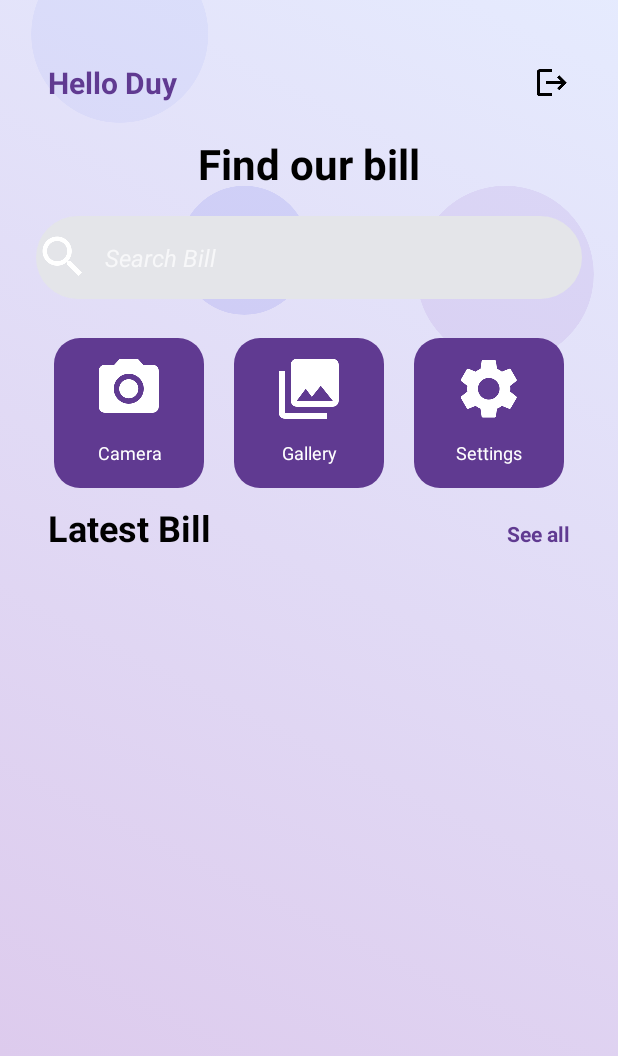
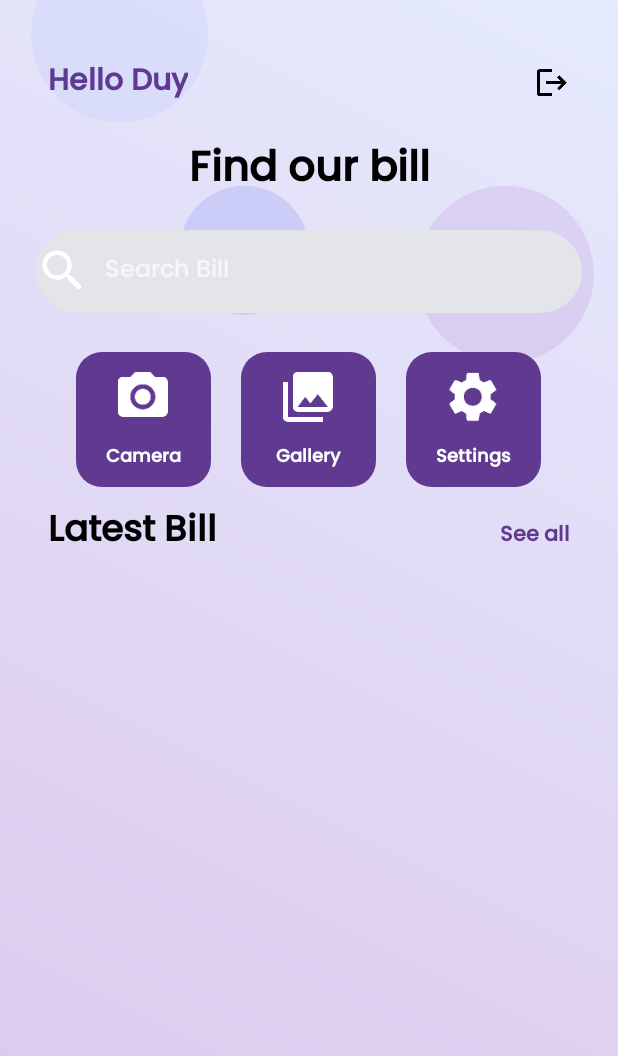
Before and after one commit to DuyNguyen2509/BillProcessingApp, an Android app: the screen it shows after launch (MainActivity), on a phone screen of 412 x 824 dp. Shown: the top 1056 px of the screen. Run offline under Robolectric (Android 15) with nearby library versions, the phone set to English and light mode, and no system bars.

Commit message:
update font

```diff
--- a/Mobile/app/src/main/res/layout/activity_login.xml
+++ b/Mobile/app/src/main/res/layout/activity_login.xml
@@ -39,13 +39,14 @@
                 android:id="@+id/textView2"
                 android:layout_width="match_parent"
                 android:layout_height="wrap_content"
+                android:layout_marginStart="32dp"
+                android:layout_marginTop="100dp"
+                android:layout_marginBottom="100dp"
+                android:fontFamily="@font/poppins_medium"
                 android:text="Welcome Back!"
                 android:textColor="#603a91"
                 android:textSize="40sp"
-                android:textStyle="bold"
-                android:layout_marginStart="32dp"
-                android:layout_marginTop="100dp"
-                android:layout_marginBottom="100dp"/>
+                android:textStyle="bold" />
 
             <EditText
                 android:id="@+id/edt_email"
@@ -54,14 +55,17 @@
                 android:layout_marginStart="32dp"
                 android:layout_marginTop="32dp"
                 android:layout_marginEnd="32dp"
-                android:padding="8dp"
                 android:background="@drawable/edittext_background"
                 android:drawableStart="@drawable/email"
                 android:drawablePadding="16dp"
-                android:textColorHint="#603a91"
                 android:ems="10"
+                android:fontFamily="@font/poppins_medium"
+                android:textStyle="bold"
+                android:hint="Email"
                 android:inputType="textPersonName"
-                android:hint="Email" />
+                android:padding="8dp"
+                android:textColorHint="#603a91" />
+
             <EditText
                 android:id="@+id/edt_password"
                 android:layout_width="match_parent"
@@ -69,14 +73,16 @@
                 android:layout_marginStart="32dp"
                 android:layout_marginTop="32dp"
                 android:layout_marginEnd="32dp"
-                android:padding="8dp"
                 android:background="@drawable/edittext_background"
                 android:drawableStart="@drawable/password"
                 android:drawablePadding="16dp"
-                android:textColorHint="#603a91"
                 android:ems="10"
+                android:fontFamily="@font/poppins_medium"
+                android:textStyle="bold"
+                android:hint="Password"
                 android:inputType="textPassword"
-                android:hint="Password" />
+                android:padding="8dp"
+                android:textColorHint="#603a91" />
 
             <ImageView
                 android:id="@+id/btn_login"
--- a/Mobile/app/src/main/res/layout/activity_main.xml
+++ b/Mobile/app/src/main/res/layout/activity_main.xml
@@ -8,16 +8,6 @@
     tools:context=".controller.MainActivity">
 
     <ImageView
-        android:id="@+id/imageView5"
-        android:layout_width="wrap_content"
-        android:layout_height="wrap_content"
-        app:layout_constraintEnd_toEndOf="parent"
-        app:layout_constraintStart_toStartOf="parent"
-        app:layout_constraintTop_toTopOf="parent"
-        android:paddingTop="0dp"
-        app:srcCompat="@drawable/top_background" />
-
-    <ImageView
         android:id="@+id/imageView3"
         android:layout_width="0dp"
         android:layout_height="0dp"
@@ -26,6 +16,16 @@
         app:layout_constraintStart_toStartOf="parent"
         app:layout_constraintTop_toTopOf="parent"
         app:srcCompat="@drawable/background" />
+
+    <ImageView
+        android:id="@+id/imageView5"
+        android:layout_width="wrap_content"
+        android:layout_height="wrap_content"
+        android:paddingTop="0dp"
+        app:layout_constraintEnd_toEndOf="parent"
+        app:layout_constraintStart_toStartOf="parent"
+        app:layout_constraintTop_toTopOf="parent"
+        app:srcCompat="@drawable/top_background" />
 
     <LinearLayout
         android:id="@+id/linearLayout2"
@@ -50,7 +50,7 @@
                 android:layout_marginEnd="32dp">
 
                 <ImageView
-                    android:id="@+id/imageView4"
+                    android:id="@+id/btn_log_out"
                     android:layout_width="wrap_content"
                     android:layout_height="wrap_content"
                     app:layout_constraintBottom_toBottomOf="parent"
@@ -62,6 +62,7 @@
                     android:id="@+id/textView"
                     android:layout_width="wrap_content"
                     android:layout_height="wrap_content"
+                    android:fontFamily="@font/poppins_medium"
                     android:text="Hello "
                     android:textColor="#603a91"
                     android:textSize="20sp"
@@ -74,10 +75,11 @@
                     android:id="@+id/user_name"
                     android:layout_width="wrap_content"
                     android:layout_height="wrap_content"
+                    android:fontFamily="@font/poppins_medium"
                     android:text="Duy"
                     android:textColor="#603a91"
+                    android:textStyle="bold"
                     android:textSize="20sp"
-                    android:textStyle="bold"
                     app:layout_constraintBottom_toBottomOf="parent"
                     app:layout_constraintStart_toEndOf="@+id/textView"
                     app:layout_constraintTop_toTopOf="parent"
@@ -88,6 +90,7 @@
                 android:id="@+id/textView3"
                 android:layout_width="match_parent"
                 android:layout_height="wrap_content"
+                android:fontFamily="@font/poppins_medium"
                 android:text="Find our bill"
                 android:textAlignment="center"
                 android:textColor="#000000"
@@ -106,11 +109,11 @@
                 android:drawableStart="@drawable/baseline_search_white_36"
                 android:drawablePadding="10dp"
                 android:ems="10"
+                android:fontFamily="@font/poppins_medium"
                 android:hint="Search Bill"
                 android:inputType="textPersonName"
                 android:textAlignment="viewStart"
-                android:textSize="16sp"
-                android:textStyle="italic" />
+                android:textSize="16sp" />
 
             <LinearLayout
                 android:layout_width="match_parent"
@@ -119,16 +122,18 @@
                 android:orientation="horizontal">
 
                 <LinearLayout
-                    android:layout_width="100dp"
-                    android:layout_height="100dp"
+                    android:id="@+id/btn_camera"
+                    android:layout_width="90dp"
+                    android:layout_height="90dp"
                     android:layout_margin="10dp"
                     android:background="@drawable/top_button_background"
                     android:orientation="vertical">
 
                     <ImageView
                         android:id="@+id/img_camera"
-                        android:layout_width="match_parent"
-                        android:layout_height="wrap_content"
+                        android:layout_width="40dp"
+                        android:layout_height="40dp"
+                        android:layout_gravity="center"
                         android:layout_margin="10dp"
                         app:srcCompat="@drawable/baseline_photo_camera_white_48" />
 
@@ -137,23 +142,27 @@
                         android:layout_width="match_parent"
                         android:layout_height="wrap_content"
                         android:layout_marginBottom="8dp"
+                        android:fontFamily="@font/poppins_medium"
                         android:text="Camera"
                         android:textAlignment="center"
                         android:textColor="#ffffff"
-                        android:textSize="12sp" />
+                        android:textSize="12sp"
+                        android:textStyle="bold" />
                 </LinearLayout>
 
                 <LinearLayout
-                    android:layout_width="100dp"
-                    android:layout_height="100dp"
+                    android:id="@+id/btn_gallery"
+                    android:layout_width="90dp"
+                    android:layout_height="90dp"
                     android:layout_margin="10dp"
                     android:background="@drawable/top_button_background"
                     android:orientation="vertical">
 
                     <ImageView
                         android:id="@+id/img_gallery"
-                        android:layout_width="match_parent"
-                        android:layout_height="wrap_content"
+                        android:layout_width="40dp"
+                        android:layout_height="40dp"
+                        android:layout_gravity="center"
                         android:layout_margin="10dp"
                         app:srcCompat="@drawable/baseline_collections_white_48" />
 
@@ -162,24 +171,28 @@
                         android:layout_width="match_parent"
                         android:layout_height="wrap_content"
                         android:layout_marginBottom="8dp"
+                        android:fontFamily="@font/poppins_medium"
                         android:text="Gallery"
                         android:textAlignment="center"
                         android:textColor="#ffffff"
-                        android:textSize="12sp" />
+                        android:textSize="12sp"
+                        android:textStyle="bold" />
                 </LinearLayout>
 
 
                 <LinearLayout
-                    android:layout_width="100dp"
-                    android:layout_height="100dp"
+                    android:id="@+id/btn_setting"
+                    android:layout_width="90dp"
+                    android:layout_height="90dp"
                     android:layout_margin="10dp"
                     android:background="@drawable/top_button_background"
                     android:orientation="vertical">
 
                     <ImageView
                         android:id="@+id/img_setting"
-                        android:layout_width="match_parent"
-                        android:layout_height="wrap_content"
+                        android:layout_width="40dp"
+                        android:layout_height="40dp"
+                        android:layout_gravity="center"
                         android:layout_margin="10dp"
                         app:srcCompat="@drawable/baseline_settings_white_48" />
 
@@ -188,10 +201,12 @@
                         android:layout_width="match_parent"
                         android:layout_height="wrap_content"
                         android:layout_marginBottom="8dp"
+                        android:fontFamily="@font/poppins_medium"
                         android:text="Settings"
                         android:textAlignment="center"
                         android:textColor="#ffffff"
-                        android:textSize="12sp" />
+                        android:textSize="12sp"
+                        android:textStyle="bold" />
                 </LinearLayout>
             </LinearLayout>
 
@@ -207,16 +222,18 @@
                     android:layout_width="wrap_content"
                     android:layout_height="wrap_content"
                     android:layout_weight="1"
+                    android:fontFamily="@font/poppins_medium"
                     android:text="Latest Bill"
                     android:textColor="#000000"
                     android:textSize="24sp"
                     android:textStyle="bold" />
 
                 <TextView
-                    android:id="@+id/textView4"
+                    android:id="@+id/btn_see_all"
                     android:layout_width="wrap_content"
                     android:layout_height="wrap_content"
                     android:layout_weight="1"
+                    android:fontFamily="@font/poppins_medium"
                     android:text="See all"
                     android:textAlignment="viewEnd"
                     android:textColor="#603a91"
@@ -224,6 +241,7 @@
             </LinearLayout>
 
             <androidx.recyclerview.widget.RecyclerView
+                android:id="@+id/list_bill"
                 android:layout_width="match_parent"
                 android:layout_height="wrap_content"
                 android:layout_marginStart="32dp"
--- a/Mobile/app/src/main/res/layout/item_bill.xml
+++ b/Mobile/app/src/main/res/layout/item_bill.xml
@@ -16,6 +16,7 @@
             android:layout_width="wrap_content"
             android:layout_height="wrap_content"
             android:layout_marginStart="8dp"
+            android:fontFamily="@font/poppins_medium"
             android:text="Bill ID 10239103912301"
             android:textColor="#26273a"
             android:textSize="20sp"
@@ -40,10 +41,11 @@
                 android:layout_width="wrap_content"
                 android:layout_height="wrap_content"
                 android:layout_weight="1"
+                android:fontFamily="@font/poppins_medium"
                 android:text="25/09/2001 00:00:00"
                 android:textColor="#26273a"
                 android:textSize="15sp"
-                android:textStyle="bold" />
+                android:textStyle="italic" />
         </LinearLayout>
     </LinearLayout>
 </RelativeLayout>
```
Also changed, not shown: Mobile/app/src/main/res/font/poppins_medium.ttf (added).
